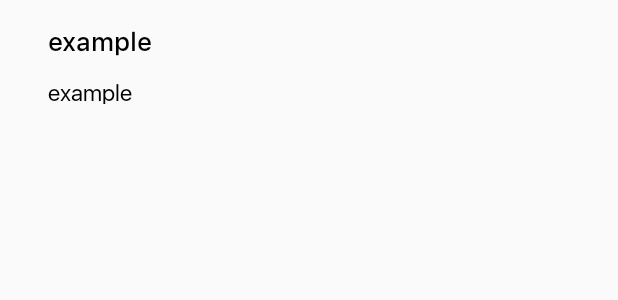
After one commit to Motygullin503/Alliance, an Android app: the layout result_element.xml on its own in the app's theme, with its tools: preview values and no code run, on a phone screen of 412 x 824 dp. The commit adds this screen. Shown: the top 300 px of the screen. Run offline under Robolectric (Android 15) with nearby library versions, the phone set to English and light mode, and no system bars.

Commit message:
add dynamic generation elements for Result

```diff
--- a/app/src/main/res/layout/calculate_activity.xml
+++ b/app/src/main/res/layout/calculate_activity.xml
@@ -8,6 +8,10 @@
     android:clickable="true"
     tools:layout_editor_absoluteY="25dp"
     >
+    <FrameLayout
+        android:id="@+id/fragment_result"
+        android:layout_width="wrap_content"
+        android:layout_height="wrap_content"/>
 
     <ScrollView
         android:layout_width="match_parent"
--- /dev/null
+++ b/app/src/main/res/layout/result_element.xml
@@ -0,0 +1,30 @@
+<?xml version="1.0" encoding="utf-8"?>
+<LinearLayout
+    xmlns:android="http://schemas.android.com/apk/res/android" android:layout_width="match_parent"
+    android:layout_height="match_parent"
+    android:layout_marginEnd="32dp"
+    android:layout_marginStart="32dp"
+    android:layout_marginTop="7dp"
+    android:orientation="vertical">
+
+    <TextView
+        android:id="@+id/tv_results_name"
+        android:layout_width="match_parent"
+        android:layout_height="40dp"
+        android:fontFamily="@font/sfui_text_medium"
+        android:gravity="center_vertical"
+        android:text="example"
+        android:textColor="@color/black"
+        android:textSize="@dimen/text_calculate_size" />
+
+    <TextView
+        android:id="@+id/tv_results_count"
+        android:layout_width="match_parent"
+        android:layout_height="18dp"
+        android:fontFamily="@font/sfui_display_regular"
+        android:gravity="center_vertical"
+        android:text="example"
+        android:textColor="@color/black"
+        android:layout_marginTop="4dp"
+        android:textSize="15sp" />
+</LinearLayout>
```
Also changed, not shown: app/src/main/java/ru/kpfu/itis/alliance/activities/CalculateActivity.java (+6 -1 lines), app/src/main/java/ru/kpfu/itis/alliance/fragments/ResultFragment.java (added, +80 -0 lines), app/src/main/res/layout/activity_result_acitivity.xml (+11 -1 lines).
